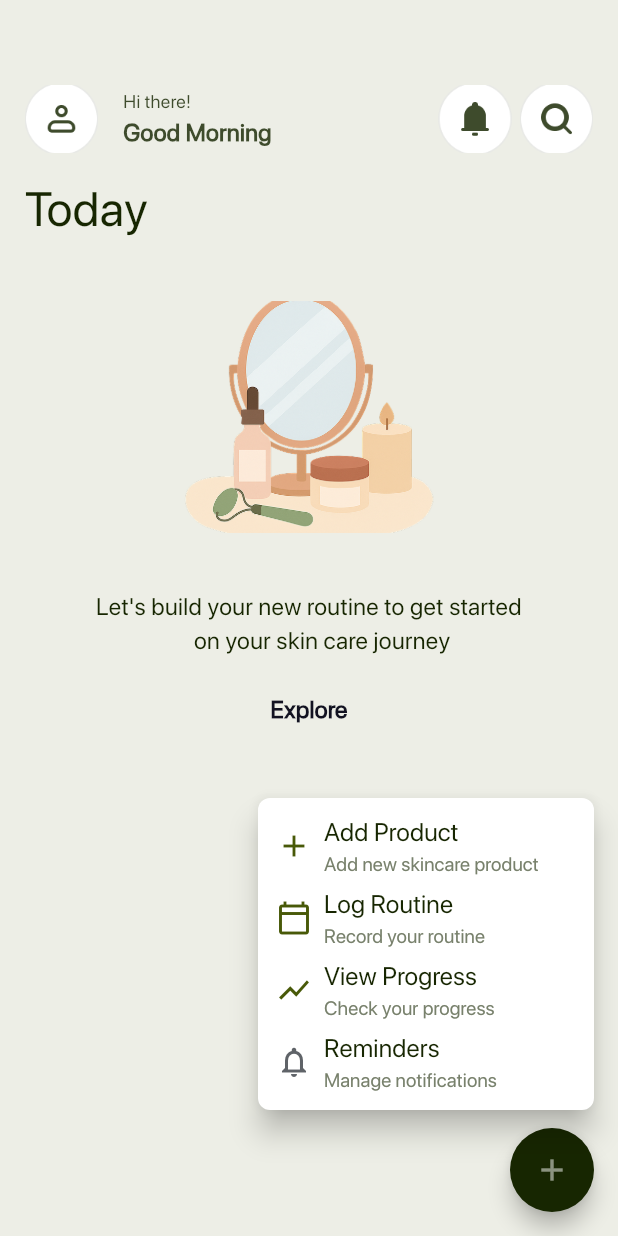
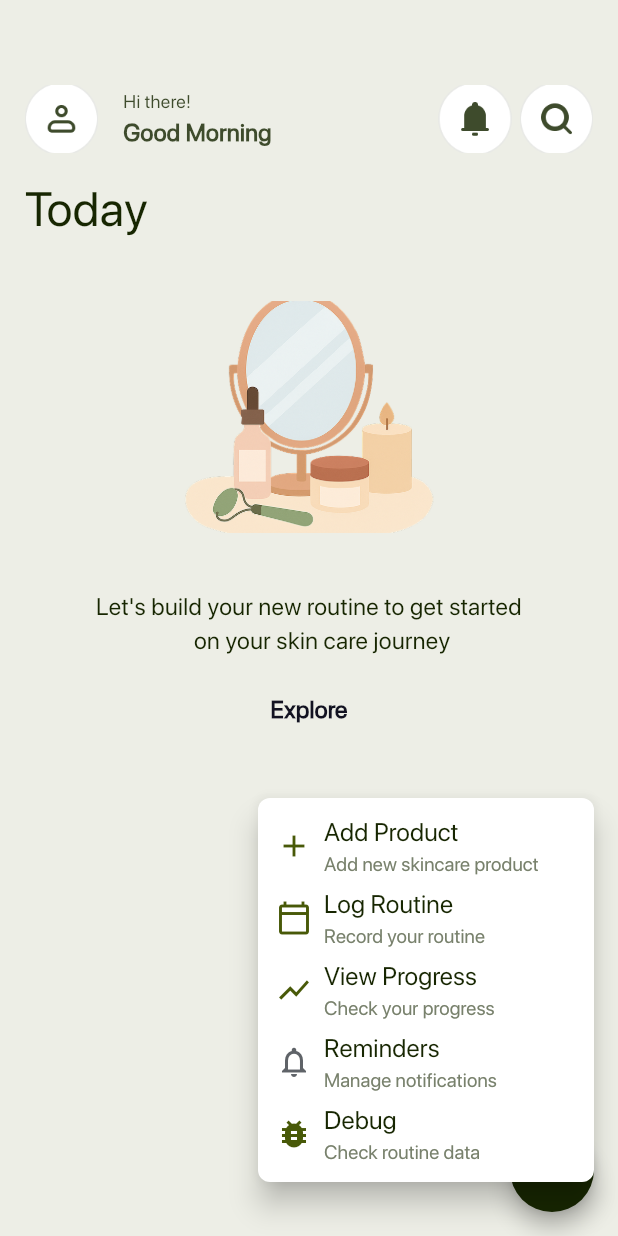
Before and after one commit to ahizaz/personal_wellness, a Flutter app: the Today screen opened directly, after a tap on the "add" icon, on a phone screen of 412 x 824 dp. Run offline on Flutter 3.47's test engine with Material 3 defaults, Android fonts, the phone set to English and light mode, and no system bars; our stand-ins replace camera, firebase_auth, firebase_core, fl_chart, flutter_easyloading, flutter_screenutil and 10 more; accounts and stored records are empty; network calls fail; project files that could hold a hidden picture were left out.

Commit message:
done and dusted

```diff
--- a/lib/core/services/api_service.dart
+++ b/lib/core/services/api_service.dart
@@ -6,6 +6,33 @@ import 'package:personal_wellness/core/models/routine_home_model.dart';
 import 'package:flutter/material.dart';
 
 class ApiService {
+  // Helper method to check if access token exists
+  static Future<String?> getAccessToken() async {
+    try {
+      final prefs = await SharedPreferences.getInstance();
+      final token = prefs.getString('accessToken');
+      final userId = prefs.getString('userId');
+      debugPrint('=== Authentication Check ===');
+      debugPrint('Access Token exists: ${token != null}');
+      debugPrint('Access Token length: ${token?.length ?? 0}');
+      debugPrint('User ID exists: ${userId != null}');
+      debugPrint('User ID: $userId');
+      debugPrint('Token preview: ${token != null ? '${token.substring(0, token.length > 20 ? 20 : token.length)}...' : 'null'}');
+
+      // Check if both token and userId exist (as required by splash screen)
+      if (token != null && userId != null) {
+        debugPrint('User is fully authenticated');
+        return token;
+      } else {
+        debugPrint('User authentication incomplete - missing ${token == null ? 'token' : ''} ${userId == null ? 'userId' : ''}');
+        return null;
+      }
+    } catch (e) {
+      debugPrint('Error getting access token: $e');
+      return null;
+    }
+  }
+
   static Future<bool> addProductToRoutine({
     required String productId,
     required String category,
@@ -18,11 +45,10 @@ class ApiService {
     required String additionalIntroduction,
   }) async {
     try {
-      final prefs = await SharedPreferences.getInstance();
-      final accessToken = prefs.getString('accessToken');
+      final accessToken = await getAccessToken();
 
-      if (accessToken == null) {
-        debugPrint('No access token found');
+      if (accessToken == null || accessToken.isEmpty) {
+        debugPrint('No access token found for add routine');
         return false;
       }
 
@@ -75,17 +101,12 @@ class ApiService {
 
   static Future<RoutineHomeModel?> getHomeRoutineData() async {
     try {
-      final prefs = await SharedPreferences.getInstance();
-      final accessToken = prefs.getString('accessToken');
+      final accessToken = await getAccessToken();
 
       if (accessToken == null || accessToken.isEmpty) {
-        debugPrint('No access token found - user not logged in');
-        // Return empty response instead of null to indicate no routines
-        return RoutineHomeModel(
-          success: true,
-          message: 'No access token',
-          data: RoutineData(result: [], meta: Meta(page: 1, limit: 10, total: 0)),
-        );
+        debugPrint('No access token found - user not logged in for get home routine');
+        // Return null to indicate authentication issue
+        return null;
       }
 
       debugPrint('=== GET API Call ===');
--- a/lib/feature/today/controller/today_controller.dart
+++ b/lib/feature/today/controller/today_controller.dart
@@ -14,7 +14,10 @@ class TodayController extends GetxController {
     super.onInit();
     // Initialize with empty data
     routineData.clear();
-    fetchHomeRoutineData();
+    // Add a small delay to ensure SharedPreferences is ready
+    Future.delayed(Duration(milliseconds: 500), () {
+      fetchHomeRoutineData();
+    });
   }
 
   Future<void> fetchHomeRoutineData() async {
@@ -22,13 +25,24 @@ class TodayController extends GetxController {
       isLoading.value = true;
       print('=== Fetching Home Routine Data ===');
 
+      // Check authentication first
+      final isAuthenticated = await checkAuthentication();
+      if (!isAuthenticated) {
+        print('User not authenticated - clearing routine data');
+        routineData.clear();
+        return;
+      }
+
       final response = await ApiService.getHomeRoutineData();
 
       print('API Response: $response');
       print('Response success: ${response?.success}');
       print('Response data result length: ${response?.data.result.length}');
 
-      if (response != null && response.success) {
+      if (response == null) {
+        print('API response is null - likely authentication issue');
+        routineData.clear();
+      } else if (response.success) {
         if (response.data.result.isEmpty) {
           print('No routines found in response - showing empty view');
           routineData.clear();
@@ -63,8 +77,7 @@ class TodayController extends GetxController {
           print('Routine data updated with ${routineData.length} items');
         }
       } else {
-        print('No routines found or API failed - clearing routine data');
-        // Clear routine data if no routines found or API fails
+        print('API request failed - response success: ${response.success}');
         routineData.clear();
       }
     } catch (e) {
@@ -139,4 +152,24 @@ class TodayController extends GetxController {
     routineData.clear();
     print('Routine data cleared');
   }
+
+  // Method to check if user is authenticated
+  Future<bool> checkAuthentication() async {
+    final token = await ApiService.getAccessToken();
+    final isAuthenticated = token != null && token.isNotEmpty;
+    print('User authenticated: $isAuthenticated');
+    return isAuthenticated;
+  }
+
+  // Debug method to check full authentication state
+  Future<void> debugAuthenticationState() async {
+    print('=== DEBUG: Full Authentication State ===');
+    await checkAuthentication();
+    print('Current routine data length: ${routineData.length}');
+    print('Is loading: ${isLoading.value}');
+
+    // Try to fetch data again
+    print('Attempting to fetch routine data...');
+    await fetchHomeRoutineData();
+  }
 }
--- a/lib/feature/today/screen/today.dart
+++ b/lib/feature/today/screen/today.dart
@@ -201,6 +201,41 @@ class _TodayState extends State<Today> with WidgetsBindingObserver {
             ],
           ),
         ),
+        PopupMenuItem(
+          onTap: () {
+            // Debug authentication and routine data
+            controller.debugAuthenticationState();
+          },
+          child: Row(
+            children: const [
+              Icon(Icons.bug_report, color: Color(0xFF485908)),
+              SizedBox(width: 8),
+              Column(
+                crossAxisAlignment: CrossAxisAlignment.start,
+                children: [
+                  Text(
+                    'Debug',
+                    style: TextStyle(
+                      fontFamily: "SFPro",
+                      fontWeight: FontWeight.w400,
+                      fontSize: 17,
+                      color: Color(0xff172601),
+                    ),
+                  ),
+                  Text(
+                    'Check routine data',
+                    style: TextStyle(
+                      fontFamily: "SFPro",
+                      fontWeight: FontWeight.w400,
+                      fontSize: 13,
+                      color: Color(0xff78816C),
+                    ),
+                  ),
+                ],
+              ),
+            ],
+          ),
+        ),
       ],
       elevation: 8.0,
       shape: const RoundedRectangleBorder(
```
Also changed, not shown: lib/feature/explore/controller/routine_controller.dart (+83 -22 lines), lib/feature/routine/screen/reoutine.dart (+22 -5 lines).
